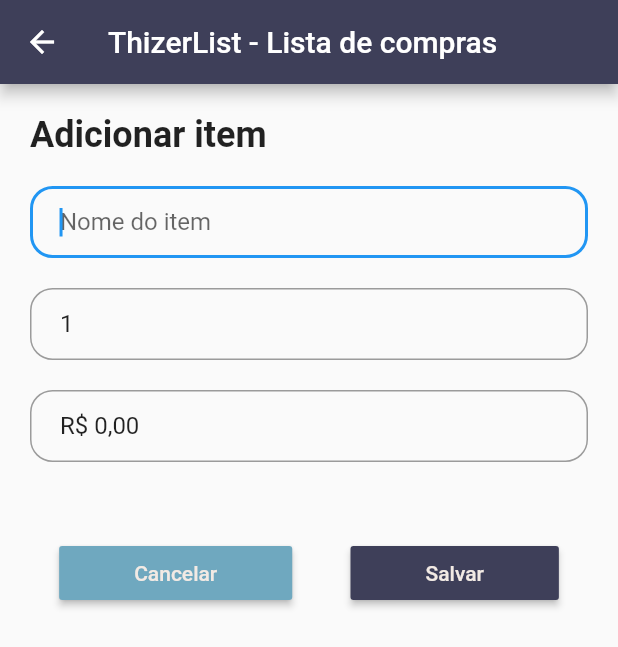
After one commit to henrikemx/thizerlist, a Flutter app: the ItemAddPage screen opened by its route, on a phone screen of 412 x 824 dp. The commit adds this screen. Shown: the top 647 px of the screen. Run offline on Flutter 3.47's test engine with Material 2 defaults, Android fonts, the phone set to English and light mode, and no system bars; our stand-ins replace flutter_masked_text, flutter_slidable, sqflite; accounts and stored records are empty.

Commit message:
Atualiados as 23:07 hs de 17/03/2020

```diff
--- a/lib/application.dart
+++ b/lib/application.dart
@@ -18,6 +18,7 @@ List<String> dbCreate = [
     name TEXT,
     qtde DECIMAL(10,3),
     valor DECIMAL(10,2),
+    checked INTEGER DEFAULT 0,
     created TEXT
   )"""
 ];
--- a/lib/main.dart
+++ b/lib/main.dart
@@ -1,5 +1,7 @@
 import 'package:flutter/material.dart';
 import 'package:thizerlist/layout.dart';
+import 'package:thizerlist/pages/item-add.dart';
+import 'package:thizerlist/pages/item-edit.dart';
 import 'pages/home.dart';
 import 'pages/about.dart';
 import 'pages/settings.dart';
@@ -13,7 +15,9 @@ class ThizerList extends StatelessWidget {
     HomePage.tag: (context) => HomePage(),
     SettingPage.tag: (context) => SettingPage(),
     AboutPage.tag: (context) => AboutPage(),
-    ItemsPage.tag: (context) => ItemsPage()
+    ItemsPage.tag: (context) => ItemsPage(),
+    ItemAddPage.tag: (context) => ItemAddPage(),
+    ItemEditPage.tag: (context) => ItemEditPage()
   };
 
   @override
--- /dev/null
+++ b/lib/pages/item-add.dart
@@ -0,0 +1,137 @@
+import 'package:flutter/material.dart';
+import 'package:flutter_masked_text/flutter_masked_text.dart';
+import '../layout.dart';
+import '../models/item.dart';
+import '../application.dart';
+import 'items.dart';
+
+class ItemAddPage extends StatefulWidget {
+  static String tag = 'page-item-add';
+
+  @override
+  _ItemAddPageState createState() => _ItemAddPageState();
+}
+
+class _ItemAddPageState extends State<ItemAddPage> {
+  final GlobalKey<FormState> _formkey = GlobalKey<FormState>();
+  final TextEditingController _cName = TextEditingController();
+  final TextEditingController _cQtde = TextEditingController();
+  final MoneyMaskedTextController _cValor =
+      MoneyMaskedTextController(thousandSeparator: '.', decimalSeparator: ',', leftSymbol: 'R\$ ');
+
+  @override
+  Widget build(BuildContext context) {
+    final inputName = TextFormField(
+      controller: _cName,
+      autofocus: true,
+      decoration: InputDecoration(
+        hintText: 'Nome do item',
+        contentPadding: EdgeInsets.fromLTRB(20, 0, 20, 0),
+        border: OutlineInputBorder(borderRadius: BorderRadius.circular(15)),
+      ),
+      validator: (value) {
+        if (value.isEmpty) {
+          return 'Obrigatório';
+        }
+      },
+    );
+
+    _cQtde.text = '1';
+    final inputQuantidade = TextFormField(
+      controller: _cQtde,
+      autofocus: false,
+      keyboardType: TextInputType.number,
+      decoration: InputDecoration(
+        hintText: 'Qtde',
+        contentPadding: EdgeInsets.fromLTRB(20, 0, 20, 0),
+        border: OutlineInputBorder(borderRadius: BorderRadius.circular(15)),
+      ),
+      validator: (value) {
+        if (int.parse(value) < 1) {
+          return 'Informe um valor positivo';
+        }
+      },
+    );
+
+    final inputValor = TextFormField(
+      controller: _cValor,
+      autofocus: true,
+      keyboardType: TextInputType.numberWithOptions(decimal: true),
+      decoration: InputDecoration(
+        hintText: 'Valor R\$ ',
+        contentPadding: EdgeInsets.fromLTRB(20, 0, 20, 0),
+        border: OutlineInputBorder(borderRadius: BorderRadius.circular(15)),
+      ),
+      validator: (value) {
+        if (currencyToDouble(value) < 0.0) {
+          return 'Obrigatório';
+        }
+      },
+    );
+
+    Container content = Container(
+        child: Form(
+      key: _formkey,
+      child: ListView(
+        shrinkWrap: true,
+        padding: EdgeInsets.all(20),
+        children: <Widget>[
+          Text(
+            'Adicionar item',
+            style: TextStyle(fontWeight: FontWeight.bold, fontSize: 24),
+          ),
+          SizedBox(height: 20),
+          inputName,
+          SizedBox(height: 20),
+          inputQuantidade,
+          SizedBox(height: 20),
+          inputValor,
+          SizedBox(height: 50),
+          Row(
+            mainAxisAlignment: MainAxisAlignment.spaceAround,
+            children: <Widget>[
+              RaisedButton(
+                color: Layout.secondary(),
+                child: Text('Cancelar', style: TextStyle(color: Layout.light())),
+                padding: EdgeInsets.only(left: 50, right: 50),
+                onPressed: () {
+                  Navigator.of(context).pop();
+                },
+              ),
+              RaisedButton(
+                  color: Layout.primary(),
+                  child: Text('Salvar', style: TextStyle(color: Layout.light())),
+                  padding: EdgeInsets.only(left: 50, right: 50),
+                  onPressed: () {
+                    if (_formkey.currentState.validate()) {
+                      // Instancia Model
+                      ModelItem itemBo = ModelItem();
+
+                      // Adicionado dados ao BD
+                      itemBo.insert({
+                        'fk_lista': ItemsPage.pkList,
+                        'name': _cName.text,
+                        'qtde': _cQtde.text,
+                        'valor': _cValor.text,
+                        'created': DateTime.now().toString()
+                      }).then((saved) {
+                        Navigator.of(context).pop();
+                        Navigator.of(context).pushReplacementNamed(ItemsPage.tag);
+                        print('=================================');
+                        print('ItemsPage.pkList = ${ItemsPage.pkList}');
+                        print('Nome: ${_cName.text}, , ');
+                        print('Valor: ${_cValor.text}');
+                        print('Qtde: ${_cQtde.text}');
+                        print('=================================');
+                      });
+                    }
+                  }),
+            ],
+          )
+        ],
+      ),
+    ));
+
+    return Layout.getContent(context, content, false);
+  }
+}
--- a/lib/widgets/HomeList.dart
+++ b/lib/widgets/HomeList.dart
@@ -80,7 +80,8 @@ class _HomeListState extends State<HomeList> {
           onTap: () {
             // Aponta na lista qual está selecionado
             ItemsPage.pkList = item['pk_lista'];
-              print('====================================');
+            ItemsPage.nameList = item['name'];
+               print('====================================');
               print('ItemsPage.pkList = ${ItemsPage.pkList}');
               print('====================================');
 
```
Also changed, not shown: lib/pages/item-edit.dart (added, +148 -0 lines), lib/pages/items.dart (+75 -130 lines), lib/widgets/itemslist.dart (+46 -6 lines).
